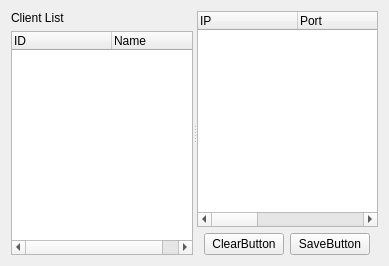
The window that tcplog.ui (jaehyeonjeong/DataBaseQt) describes before a commit, drawn with Qt 5.
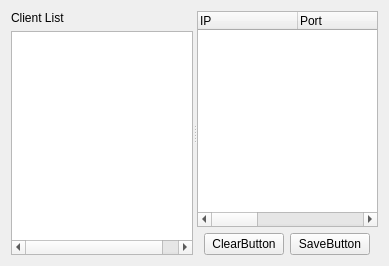
The same window after the commit.

```diff
--- a/tcplog.ui
+++ b/tcplog.ui
@@ -30,6 +30,12 @@
        </item>
        <item>
         <widget class="QTreeWidget" name="treeWidget">
+         <property name="showDropIndicator" stdset="0">
+          <bool>true</bool>
+         </property>
+         <property name="headerHidden">
+          <bool>true</bool>
+         </property>
          <column>
           <property name="text">
            <string notr="true">ID</string>
```
